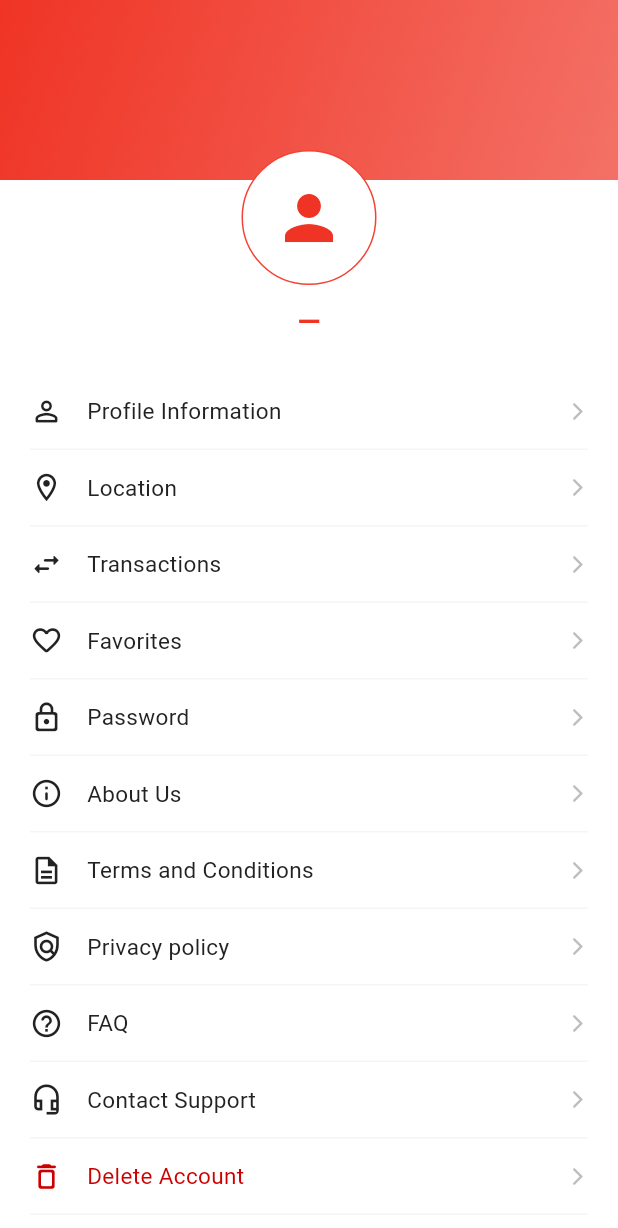
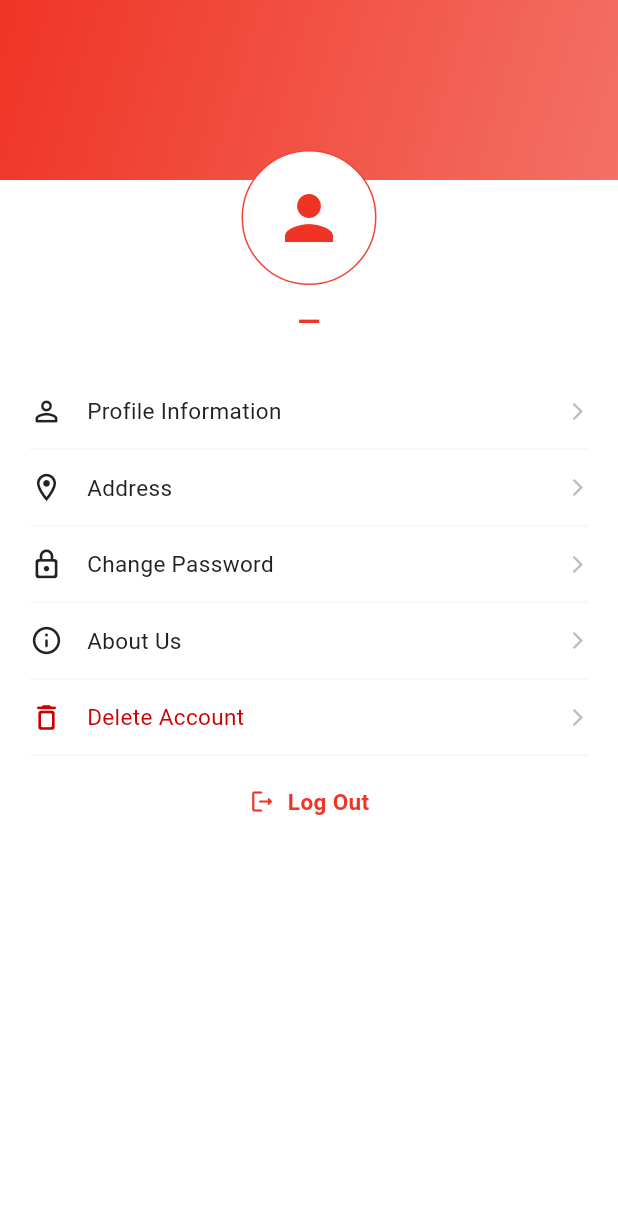
Before and after one commit to mdnirakib51/famico_v1, a Flutter app: the ProfileMenuScreen screen opened by its route, on a phone screen of 412 x 824 dp. Shown: the top 1228 px of the screen. Run offline on Flutter 3.47's test engine with Material 3 defaults, Android fonts, the light colour scheme and no system bars; our stand-ins replace bloc, connectivity_plus, device_info_plus, dio, equatable, flutter_bloc and 4 more; missing offline and left inert: in_app_update; accounts and stored records are empty.

Commit message:
Profile Menu

```diff
--- a/lib/src/app/routes/app_route.dart
+++ b/lib/src/app/routes/app_route.dart
@@ -1,4 +1,5 @@
 
+import 'package:famico_v1/src/features/address/view/address_screen.dart';
 import 'package:famico_v1/src/features/user/profile_menu_screen.dart';
 import 'package:flutter/material.dart';
 import '../../features/auth/login/view/login_screen.dart';
@@ -34,6 +35,9 @@ class AppRouteKeys {
   static const String profile      = '/profile';
   static const String editProfile  = '/edit-profile';
 
+  // ==================== Profile ====================
+  static const String address      = '/address';
+
 // Add more routes here...
 }
 
@@ -52,6 +56,8 @@ class AppRouteGenerator {
       case AppRouteKeys.profileMenu: return _route(const ProfileMenuScreen(), settings);
       case AppRouteKeys.profile: return _route(const ProfileScreen(), settings);
       case AppRouteKeys.dashboard: return _route(const BottomNavBar(), settings);
+
+      case AppRouteKeys.address: return _route(const AddressScreen(), settings);
 
       default: return _route(const _NotFoundScreen(), settings);
     }
--- a/lib/src/features/user/profile_menu_screen.dart
+++ b/lib/src/features/user/profile_menu_screen.dart
@@ -1,3 +1,4 @@
+import 'package:famico_v1/src/features/address/view/address_screen.dart';
 import 'package:flutter/material.dart';
 import 'package:flutter_bloc/flutter_bloc.dart';
 import '../../app/routes/app_navigator.dart';
@@ -9,6 +10,7 @@ import '../../global/global_widget/global_progress_hub.dart';
 import '../../global/global_widget/global_sized_box.dart';
 import '../../global/global_widget/global_text.dart';
 import '../auth/data/repositories/auth_service.dart';
+import '../auth/reset_password/view/reset_password_screen.dart';
 import 'profile/bloc/profile_bloc.dart';
 import 'profile/bloc/profile_event.dart';
 import 'profile/bloc/profile_state.dart';
@@ -32,6 +34,7 @@ class _ProfileMenuScreenState extends State<ProfileMenuScreen> {
     return BlocBuilder<ProfileBloc, ProfileState>(
       builder: (context, state) {
         final profile = state.profileModel?.user;
+        final topPadding = MediaQuery.of(context).padding.top;
 
         return Scaffold(
           backgroundColor: ColorRes.white,
@@ -41,7 +44,58 @@ class _ProfileMenuScreenState extends State<ProfileMenuScreen> {
               child: Column(
                 children: [
                   // ── Cover + Avatar overlap ─────────────────────────────────
-                  _buildCoverSection(context, state),
+                  Stack(
+                    clipBehavior: Clip.none,
+                    alignment: Alignment.topCenter,
+                    children: [
+                      // Cover
+
+                      SizedBox(height: 200, width: size(context).width),
+                      Container(
+                        height: 120 + topPadding,
+                        width: double.infinity,
+                        decoration: BoxDecoration(
+                          gradient: LinearGradient(
+                            colors: [
+                              ColorRes.appColor,
+                              ColorRes.appColor.withOpacity(0.7),
+                            ],
+                            begin: Alignment.topLeft,
+                            end: Alignment.bottomRight,
+                          ),
+                        ),
+                      ),
+
+                      // Avatar — overlapping the cover bottom
+                      Positioned(
+                        bottom: 10,
+                        child: Container(
+                          width: 90,
+                          height: 90,
+                          decoration: BoxDecoration(
+                            shape: BoxShape.circle,
+                            border: Border.all(color: Colors.red, width: 1),
+                            color: Colors.white,
+                          ),
+                          child: ClipOval(
+                            child: ImageUrlHelper.isValid(profile?.details?.image)
+                                ? GlobalImageLoader(
+                              imagePath: ImageUrlHelper.resolve(profile?.details?.image),
+                              imageFor: ImageFor.network,
+                              height: 90,
+                              width: 90,
+                              fit: BoxFit.cover,
+                            )
+                                : const Icon(
+                              Icons.person,
+                              size: 48,
+                              color: ColorRes.appColor,
+                            ),
+                          ),
+                        ),
+                      ),
+                    ],
+                  ),
 
                   GlobalText(
                     str: profile?.details?.name ?? '—',
@@ -58,51 +112,27 @@ class _ProfileMenuScreenState extends State<ProfileMenuScreen> {
                     title: 'Profile Information',
                     onTap: () => AppNavigator.push(context, AppRouteKeys.profile),
                   ),
+
                   _ProfileMenuItem(
                     icon: Icons.location_on_outlined,
-                    title: 'Location',
-                    onTap: () {},
+                    title: 'Address',
+                    onTap: () => AppNavigator.push(context, AppRouteKeys.address),
                   ),
-                  _ProfileMenuItem(
-                    icon: Icons.swap_horiz_rounded,
-                    title: 'Transactions',
-                    onTap: () {},
-                  ),
-                  _ProfileMenuItem(
-                    icon: Icons.favorite_border_rounded,
-                    title: 'Favorites',
-                    onTap: () {},
-                  ),
+
                   _ProfileMenuItem(
                     icon: Icons.lock_outline_rounded,
-                    title: 'Password',
-                    onTap: () {},
+                    title: 'Change Password',
+                    onTap: () {
+                      // AppNavigator.push(context, ResetPasswordScreen());
+                    },
                   ),
+
                   _ProfileMenuItem(
                     icon: Icons.info_outline_rounded,
                     title: 'About Us',
                     onTap: () {},
                   ),
-                  _ProfileMenuItem(
-                    icon: Icons.description_outlined,
-                    title: 'Terms and Conditions',
-                    onTap: () {},
-                  ),
-                  _ProfileMenuItem(
-                    icon: Icons.policy_outlined,
-                    title: 'Privacy policy',
-                    onTap: () {},
-                  ),
-                  _ProfileMenuItem(
-                    icon: Icons.help_outline_rounded,
-                    title: 'FAQ',
-                    onTap: () {},
-                  ),
-                  _ProfileMenuItem(
-                    icon: Icons.headset_mic_outlined,
-                    title: 'Contact Support',
-                    onTap: () {},
-                  ),
+
                   _ProfileMenuItem(
                     icon: Icons.delete_outline_rounded,
                     title: 'Delete Account',
@@ -142,72 +172,6 @@ class _ProfileMenuScreenState extends State<ProfileMenuScreen> {
           ),
         );
       },
-    );
-  }
-
-  // ── Cover + Avatar ──────────────────────────────────────────────────────────
-  Widget _buildCoverSection(BuildContext context, ProfileState state) {
-    final profile = state.profileModel?.user;
-    final topPadding = MediaQuery.of(context).padding.top;
-
-    return Stack(
-      clipBehavior: Clip.none,
-      alignment: Alignment.topCenter,
-      children: [
-        // Cover
-
-        SizedBox(height: 200, width: size(context).width),
-        Container(
-          height: 120 + topPadding,
-          width: double.infinity,
-          decoration: BoxDecoration(
-            gradient: LinearGradient(
-              colors: [
-                ColorRes.appColor,
-                ColorRes.appColor.withOpacity(0.7),
-              ],
-              begin: Alignment.topLeft,
-              end: Alignment.bottomRight,
-            ),
-          ),
-        ),
-
-        // Dark overlay
-        // Container(
-        //   height: 160 + topPadding,
-        //   width: double.infinity,
-        //   color: Colors.black.withOpacity(0.15),
-        // ),
-
-        // Avatar — overlapping the cover bottom
-        Positioned(
-          bottom: 10,
-          child: Container(
-            width: 90,
-            height: 90,
-            decoration: BoxDecoration(
-              shape: BoxShape.circle,
-              border: Border.all(color: Colors.red, width: 1),
-              color: Colors.white,
-            ),
-            child: ClipOval(
-              child: ImageUrlHelper.isValid(profile?.phone)
-                  ? GlobalImageLoader(
-                imagePath: ImageUrlHelper.resolve(profile?.details?.name),
-                imageFor: ImageFor.network,
-                height: 90,
-                width: 90,
-                fit: BoxFit.cover,
-              )
-                  : const Icon(
-                Icons.person,
-                size: 48,
-                color: ColorRes.appColor,
-              ),
-            ),
-          ),
-        ),
-      ],
     );
   }
 
--- a/lib/src/global/global_widget/global_image_loader.dart
+++ b/lib/src/global/global_widget/global_image_loader.dart
@@ -1,5 +1,6 @@
 import 'dart:developer';
 import 'dart:io';
+import 'package:famico_v1/src/core_functionality/constants/app_config.dart';
 import 'package:flutter/material.dart';
 import '../constants/colors_resources.dart' show ColorRes;
 import '../constants/images.dart';
@@ -41,12 +42,12 @@ class GlobalImageLoader extends StatelessWidget {
     if (imageFor == ImageFor.network) {
       log("Image Path: $imagePath");
       return Image.network(
-        imagePath,
+        '${AppConfig.base.url}$imagePath',
         height: height,
         width: width,
         fit: fit,
         color: color,
-        headers: headers,  // ← Bearer token pass হবে এখানে
+        headers: headers,
         errorBuilder: errorBuilder ?? (context, exception, stackTrace) => Center(
           child: Container(
             height: height,
```
